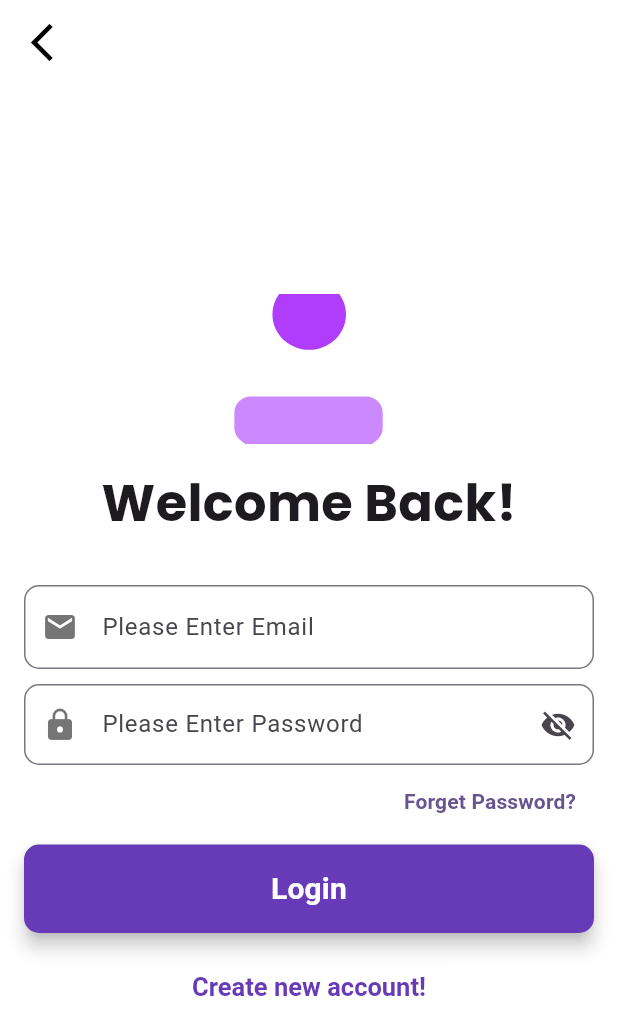
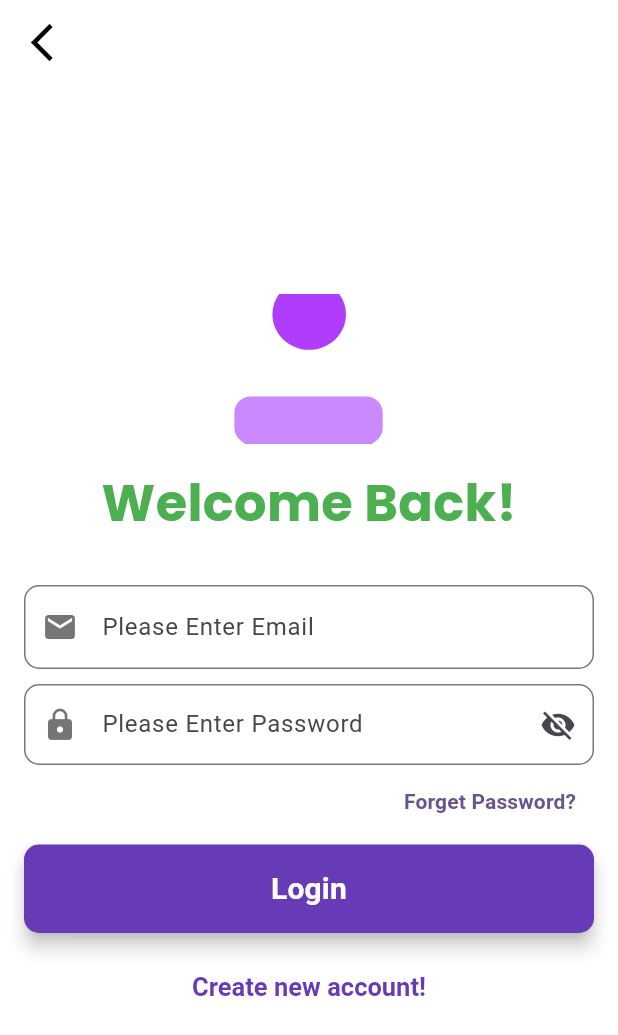
Before and after one commit to asifjahan1/JU-Bus-Route-Tracer, a Flutter app: the screen it shows after launch, after a tap on "Login", on a phone screen of 412 x 824 dp. Shown: the top 1035 px of the screen. Run offline on Flutter 3.47's test engine with Material 3 defaults, Android fonts, the phone set to English and light mode, and no system bars; our stand-ins replace cloud_firestore, firebase_auth, firebase_core, flutter_riverpod, geolocator, google_fonts and 4 more; missing offline and left inert: flutter_polyline_points; accounts and stored records are empty; network calls fail.

Commit message:
fixed minor changes

```diff
--- a/google_map_demo/lib/pages/login_page.dart
+++ b/google_map_demo/lib/pages/login_page.dart
@@ -86,7 +86,10 @@ class _LoginPageState extends State<LoginPage> {
                   Text(
                     'Welcome Back!',
                     style: GoogleFonts.poppins(
-                        fontSize: 34, fontWeight: FontWeight.w700),
+                      fontSize: 34,
+                      fontWeight: FontWeight.w700,
+                      color: Colors.green,
+                    ),
                   ),
                   const SizedBox(height: 30),
                   TextField(
```
